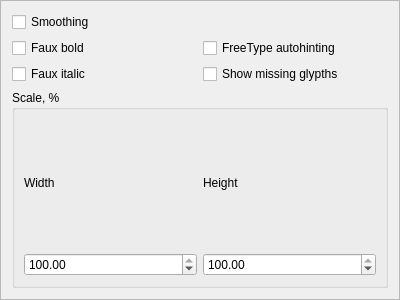
The window that fontoptionsframe.ui (andryblack/fontbuilder) describes before a commit, drawn with Qt 5.
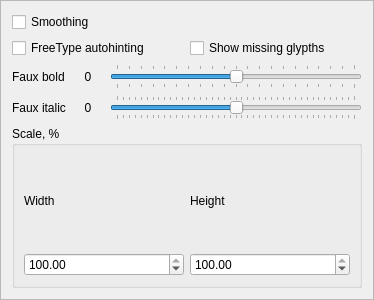
The same window after the commit.

Commit message: * layouter interface + layout configuration

What changed in the file:
```diff
--- a/fontoptionsframe.ui
+++ b/fontoptionsframe.ui
@@ -6,7 +6,7 @@
    <rect>
     <x>0</x>
     <y>0</y>
-    <width>400</width>
+    <width>374</width>
     <height>300</height>
    </rect>
   </property>
@@ -30,32 +30,15 @@
     <enum>QLayout::SetMinimumSize</enum>
    </property>
    <item>
-    <layout class="QGridLayout" name="gridLayout_3" columnminimumwidth="0,0">
-     <property name="sizeConstraint">
-      <enum>QLayout::SetMinimumSize</enum>
-     </property>
+    <layout class="QGridLayout" name="gridLayout_4">
      <item row="1" column="0">
-      <widget class="QCheckBox" name="checkBoxBold">
-       <property name="text">
-        <string>Faux bold</string>
-       </property>
-      </widget>
-     </item>
-     <item row="2" column="0">
-      <widget class="QCheckBox" name="checkBoxItalic">
-       <property name="text">
-        <string>Faux italic</string>
-       </property>
-      </widget>
-     </item>
-     <item row="1" column="1">
       <widget class="QCheckBox" name="checkBoxAutohinting">
        <property name="text">
         <string>FreeType autohinting</string>
        </property>
       </widget>
      </item>
-     <item row="2" column="1">
+     <item row="1" column="1">
       <widget class="QCheckBox" name="checkBoxMissingGlypths">
        <property name="text">
         <string>Show missing glypths</string>
@@ -71,6 +54,103 @@
      </item>
     </layout>
    </item>
+   <item>
+    <layout class="QGridLayout" name="gridLayout_3" columnminimumwidth="0,0,0,0">
+     <property name="sizeConstraint">
+      <enum>QLayout::SetMinimumSize</enum>
+     </property>
+     <item row="3" column="2">
+      <widget class="QSlider" name="horizontalSliderBold">
+       <property name="minimum">
+        <number>-10</number>
+       </property>
+       <property name="maximum">
+        <number>10</number>
+       </property>
+       <property name="pageStep">
+        <number>2</number>
+       </property>
+       <property name="tracking">
+        <bool>true</bool>
+       </property>
+       <property name="orientation">
+        <enum>Qt::Horizontal</enum>
+       </property>
+       <property name="tickPosition">
+        <enum>QSlider::TicksBothSides</enum>
+       </property>
+      </widget>
+     </item>
+     <item row="3" column="0">
+      <widget class="QLabel" name="labelBold_t">
+       <property name="text">
+        <string>Faux bold</string>
+       </property>
+      </widget>
+     </item>
+     <item row="4" column="2">
+      <widget class="QSlider" name="horizontalSliderItalic">
+       <property name="minimum">
+        <number>-20</number>
+       </property>
+       <property name="maximum">
+        <number>20</number>
+       </property>
+       <property name="orientation">
+        <enum>Qt::Horizontal</enum>
+       </property>
+       <property name="tickPosition">
+        <enum>QSlider::TicksBothSides</enum>
+       </property>
+      </widget>
+     </item>
+     <item row="4" column="0">
+      <widget class="QLabel" name="label_3">
+       <property name="text">
+        <string>Faux italic</string>
+       </property>
+      </widget>
+     </item>
+     <item row="3" column="1">
+      <widget class="QLabel" name="labelBold">
+       <property name="minimumSize">
+        <size>
+         <width>32</width>
+         <height>0</height>
+        </size>
+       </property>
+       <property name="text">
+        <string>0</string>
+       </property>
+       <property name="textFormat">
+        <enum>Qt::PlainText</enum>
+       </property>
+       <property name="alignment">
+        <set>Qt::AlignCenter</set>
+       </property>
+      </widget>
+     </item>
+     <item row="4" column="1">
+      <widget class="QLabel" name="labelItalic">
+       <property name="minimumSize">
+        <size>
+         <width>32</width>
+         <height>0</height>
+        </size>
+       </property>
+       <property name="text">
+        <string>0</string>
+       </property>
+       <property name="textFormat">
+        <enum>Qt::PlainText</enum>
+       </property>
+       <property name="alignment">
+        <set>Qt::AlignCenter</set>
+       </property>
+      </widget>
+     </item>
+    </layout>
+   </item>
    <item>
     <layout class="QGridLayout" name="gridLayout_2">
      <property name="sizeConstraint">
```
The commit also changes 16 other files.
